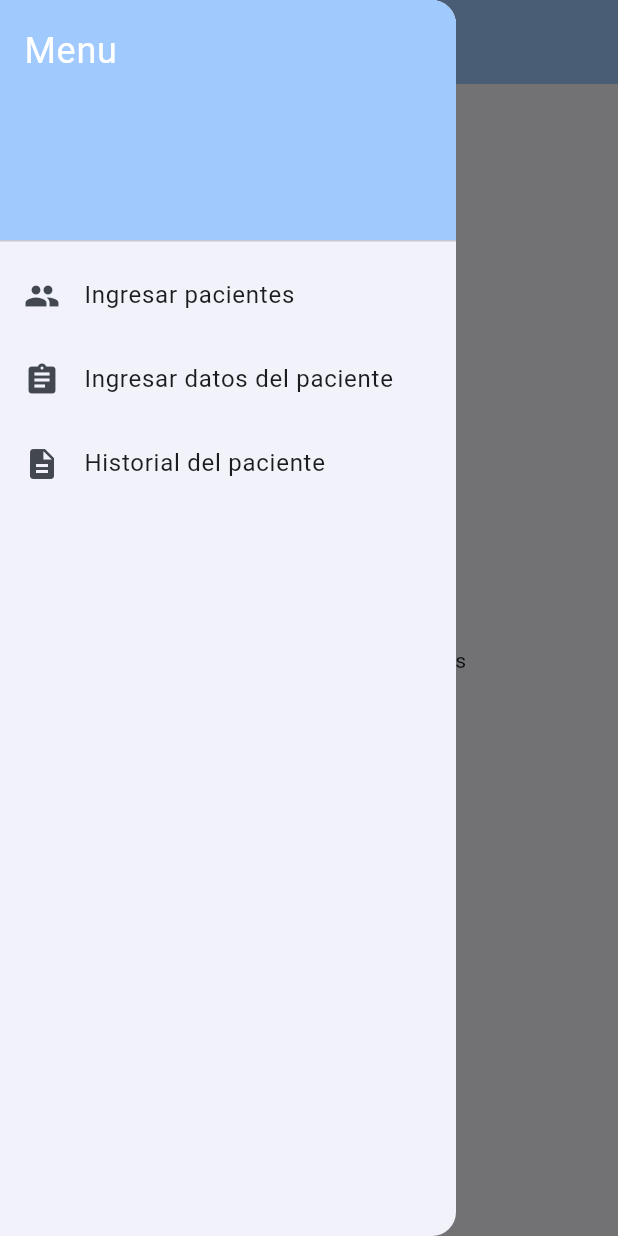
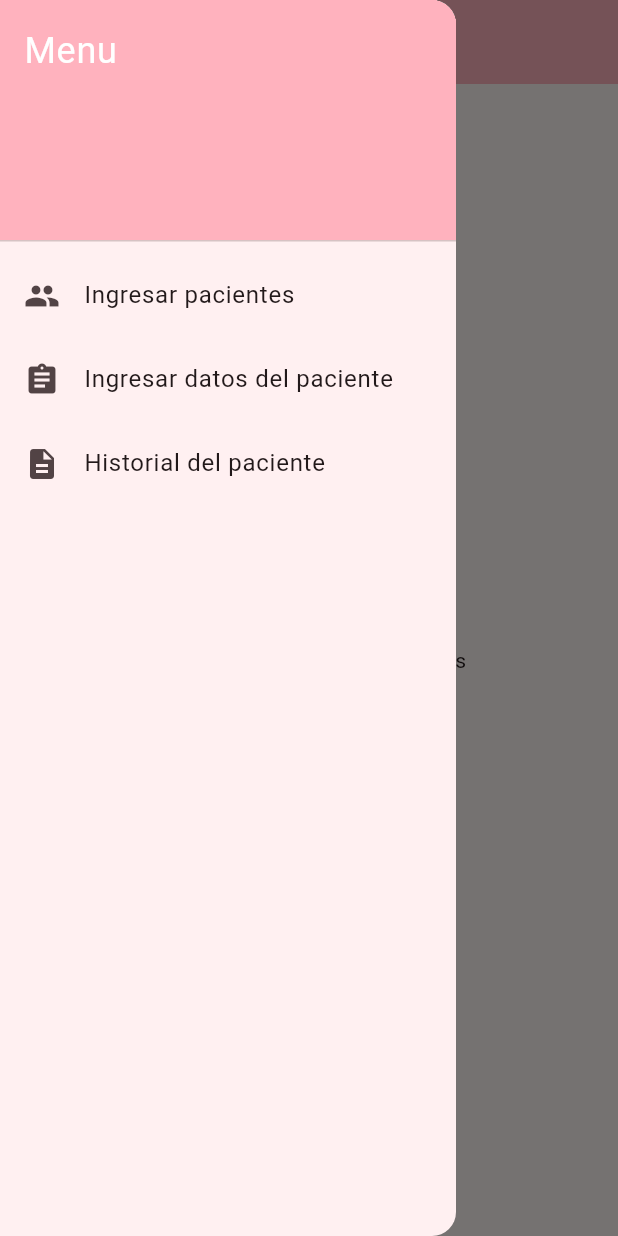
Before and after one commit to Jamilethc/conexionfirebase, a Flutter app: the screen it shows after launch, with the side drawer open, on a phone screen of 412 x 824 dp. Run offline on Flutter 3.47's test engine with Material 2 defaults, Android fonts, the phone set to English and light mode, and no system bars; our stand-ins replace cloud_firestore, firebase_core; accounts and stored records are empty.

```diff
--- a/lib/main.dart
+++ b/lib/main.dart
@@ -18,9 +18,9 @@ class MyApp extends StatelessWidget {
   Widget build(BuildContext context) {
     return MaterialApp(
       debugShowCheckedModeBanner: false,
-      title: 'Flutter',
+      title: 'hi ',
       theme: ThemeData(
-        colorScheme: ColorScheme.fromSeed(seedColor: Colors.blue),
+        colorScheme: ColorScheme.fromSeed(seedColor: Colors.pink),
         useMaterial3: true,
       ),
       home: const MyHomePage(title: ''),
```
